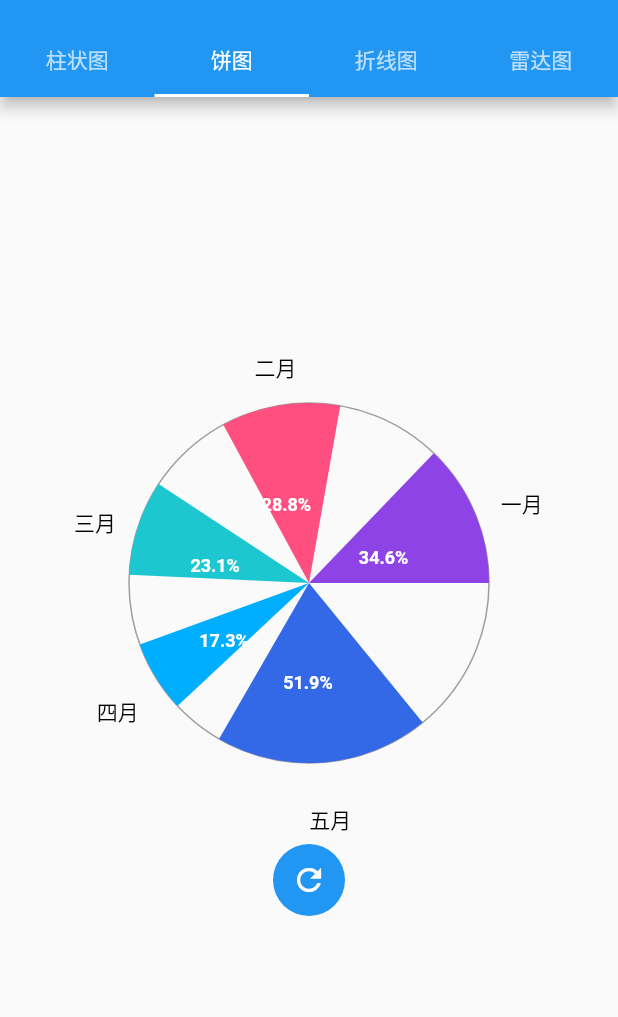
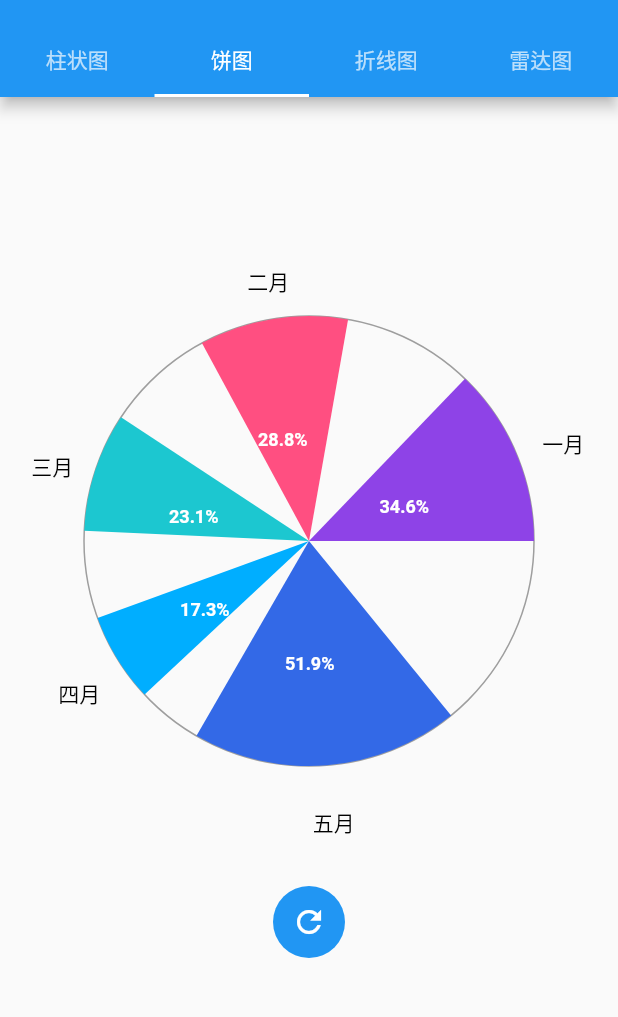
Before and after one commit to xrr2016/flutter-charts, a Flutter app: the screen it shows after launch, tab 2 chosen, on a phone screen of 412 x 824 dp, the part 59-1076 px from its top. Run offline on Flutter 3.47's test engine with Material 2 defaults, Android fonts, the phone set to English and light mode, and no system bars.

Commit message:
feat: change radius

```diff
--- a/lib/charts/pie_chart.dart
+++ b/lib/charts/pie_chart.dart
@@ -106,7 +106,7 @@ class _PieChartState extends State<PieChart> with TickerProviderStateMixin {
             ),
           ),
         ),
-        SizedBox(height: 24),
+        SizedBox(height: 80),
         Container(
           decoration: BoxDecoration(
             color: Colors.blue,
@@ -137,11 +137,10 @@ class PeiChartPainter extends CustomPainter {
     @required this.parts,
   });
 
-  double radius = 120.0;
-
   void drawParts(Canvas canvas, Size size) {
     final sw = size.width;
     final sh = size.height;
+    final double radius = math.min(sw, sh) / 2;
     final Offset center = Offset(sw / 2, sh / 2);
 
     final rect = Rect.fromCenter(
@@ -188,19 +187,24 @@ class PeiChartPainter extends CustomPainter {
   void drawCircle(Canvas canvas, Size size) {
     final sw = size.width;
     final sh = size.height;
+    final double radius = math.min(sw, sh) / 2;
+    // 定义中心点
     final Offset center = Offset(sw / 2, sh / 2);
 
+    // 定义圆形的绘制属性
     final paint = Paint()
       ..style = PaintingStyle.stroke
       ..color = Colors.grey
       ..strokeWidth = 1.0;
 
+    // 使用 Canvas 的 drawCircle 绘制
     canvas.drawCircle(center, radius, paint);
   }
 
   void drawLegends(Canvas canvas, Size size) {
     final sw = size.width;
     final sh = size.height;
+    final double radius = math.min(sw, sh) / 2;
 
     for (int i = 0; i < datas.length; i++) {
       final part = parts[i];
```
